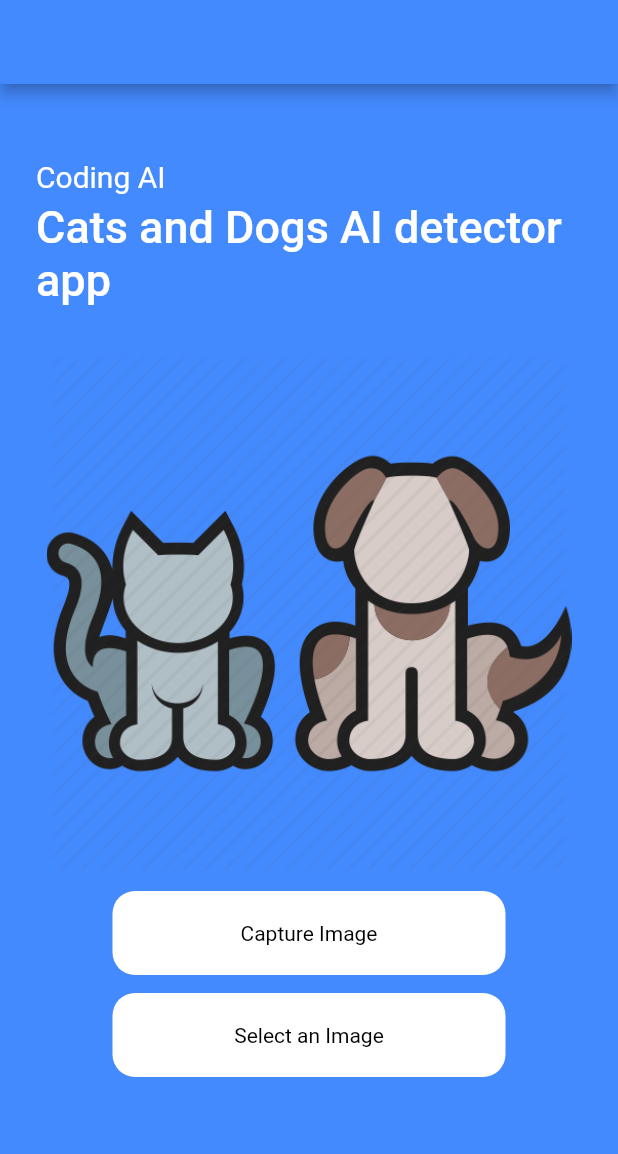
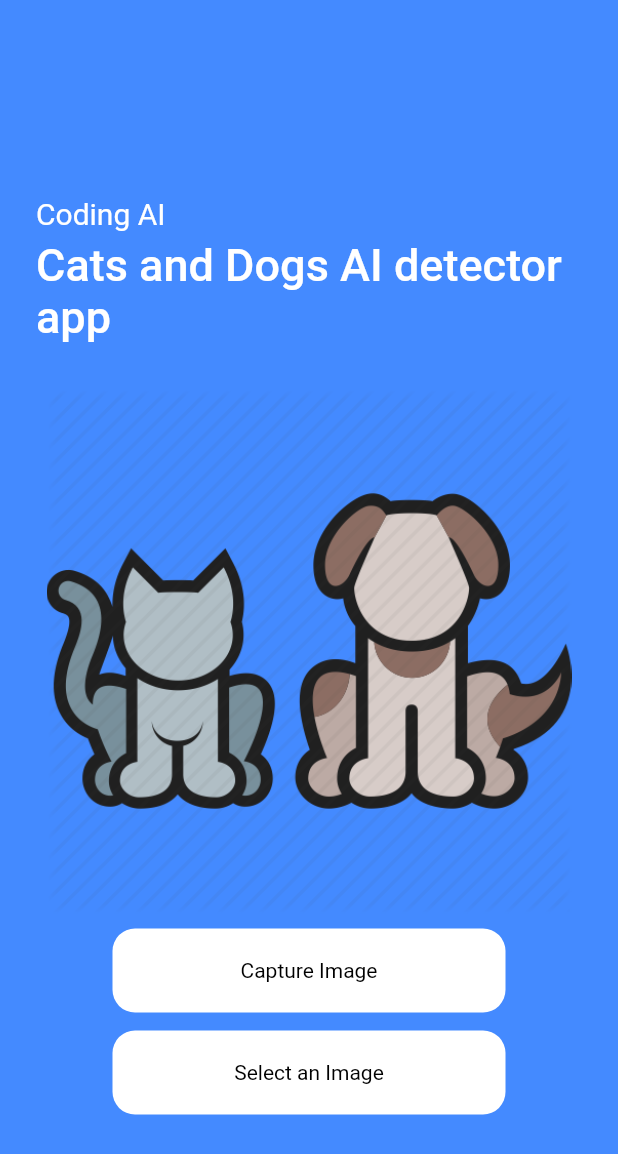
Before and after one commit to thomasbonnet12/cat_dog_ai_classifier, a Flutter app: the screen it shows after launch, on a phone screen of 412 x 824 dp. Shown: the top 1154 px of the screen. Run offline on Flutter 3.47's test engine with Material 2 defaults, Android fonts, the phone set to English and light mode, and no system bars; our stand-ins replace image_picker, splashscreen; missing offline and left inert: tflite.

Commit message:
final touches!

```diff
--- a/lib/home.dart
+++ b/lib/home.dart
@@ -67,12 +67,14 @@
   @override
   Widget build(BuildContext context) {
     return Scaffold(
-      appBar: AppBar(
+      //appBar: AppBar(
+      //backgroundColor: Colors.blueAccent,
+      //),
       backgroundColor: Colors.blueAccent,
-      ),
-      backgroundColor: Colors.blueAccent,
-      body: SingleChildScrollView(
-        child: Container(
+      body: Column(
+        mainAxisAlignment: MainAxisAlignment.spaceAround,
+        children: [
+          Container(
             padding: EdgeInsets.symmetric(horizontal: 24),
             child: Column(
               crossAxisAlignment: CrossAxisAlignment.start,
@@ -114,10 +116,12 @@
                                   ? Text(
                                       'Hurray !! We found out this is a ${_output[0]['label']}',
                                       style: TextStyle(
-                                        color: Colors.white, fontSize: 15),
+                                          color: Colors.white,
+                                          fontSize: 20,
+                                          fontWeight: FontWeight.bold),
                                     )
                                   : Container(),
-                            SizedBox(height: 10),
+                              SizedBox(height: 100),
                             ],
                           ),
                         ),
@@ -133,8 +137,8 @@
                         child: Container(
                           width: MediaQuery.of(context).size.width - 150,
                           alignment: Alignment.center,
-                        padding:
-                            EdgeInsets.symmetric(horizontal: 20, vertical: 20),
+                          padding: EdgeInsets.symmetric(
+                              horizontal: 20, vertical: 20),
                           decoration: BoxDecoration(
                               color: Colors.white,
                               borderRadius: BorderRadius.circular(15)),
@@ -152,8 +156,8 @@
                         child: Container(
                           width: MediaQuery.of(context).size.width - 150,
                           alignment: Alignment.center,
-                        padding:
-                            EdgeInsets.symmetric(horizontal: 20, vertical: 20),
+                          padding: EdgeInsets.symmetric(
+                              horizontal: 20, vertical: 20),
                           decoration: BoxDecoration(
                               color: Colors.white,
                               borderRadius: BorderRadius.circular(15)),
@@ -169,8 +173,9 @@
               ],
             ),
           ),
+        ],
       ),
-      bottomNavigationBar: BottomAppBar(),
+      //bottomNavigationBar: BottomAppBar(),
     );
   }
 }
```
Lines whose indentation alone changed are shown as unchanged.
